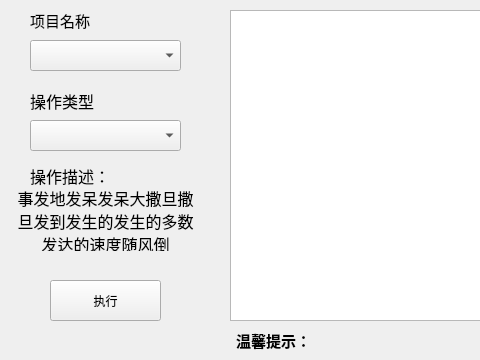
Above: client/gameserverOperator/ui/mainwindow.ui from face2wind/internalServiceProvider before the change; both pictures show x 0 to 480 and y 0 to 360 of the 760 by 360 pixel window. Below: the same form after it.
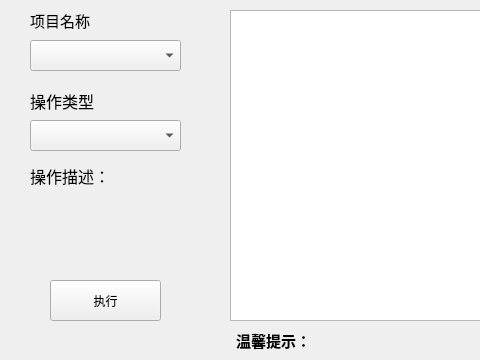
That is the form after the change.

Diff of the .ui file:
```diff
--- a/client/gameserverOperator/ui/mainwindow.ui
+++ b/client/gameserverOperator/ui/mainwindow.ui
@@ -71,7 +71,7 @@
      </font>
     </property>
     <property name="text">
-     <string>事发地发呆发呆大撒旦撒旦发到发生的发生的多数发达的速度随风倒</string>
+     <string/>
     </property>
     <property name="alignment">
      <set>Qt::AlignCenter</set>
```
Left out of the diff: 2 changed lines with no effect on the pictures.
